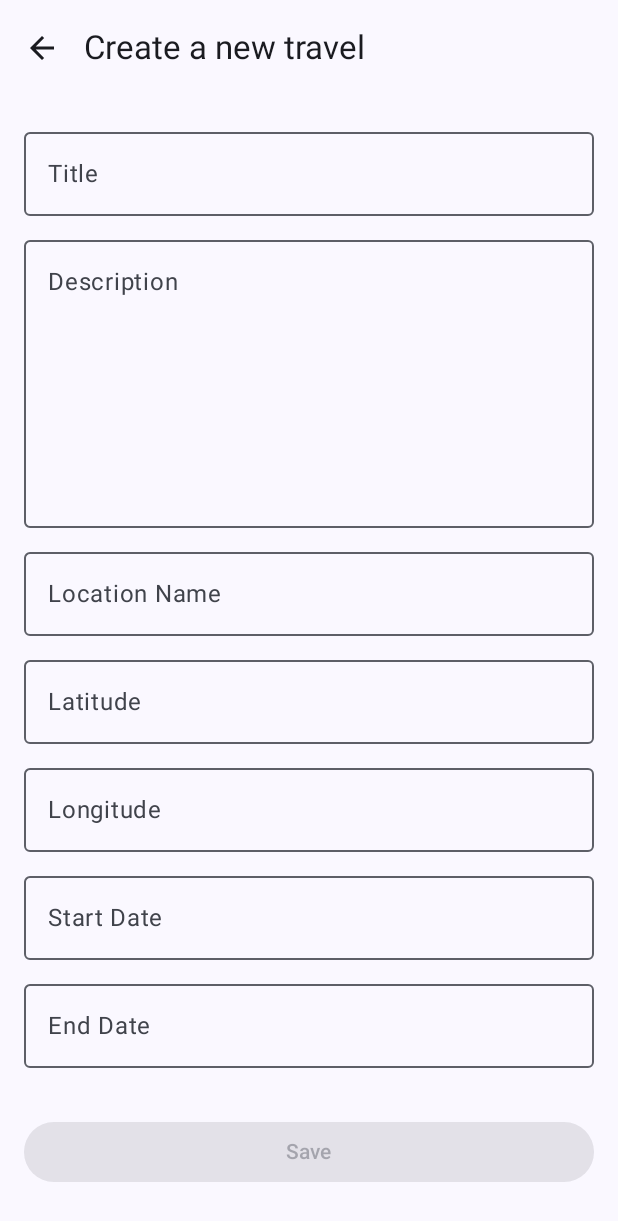
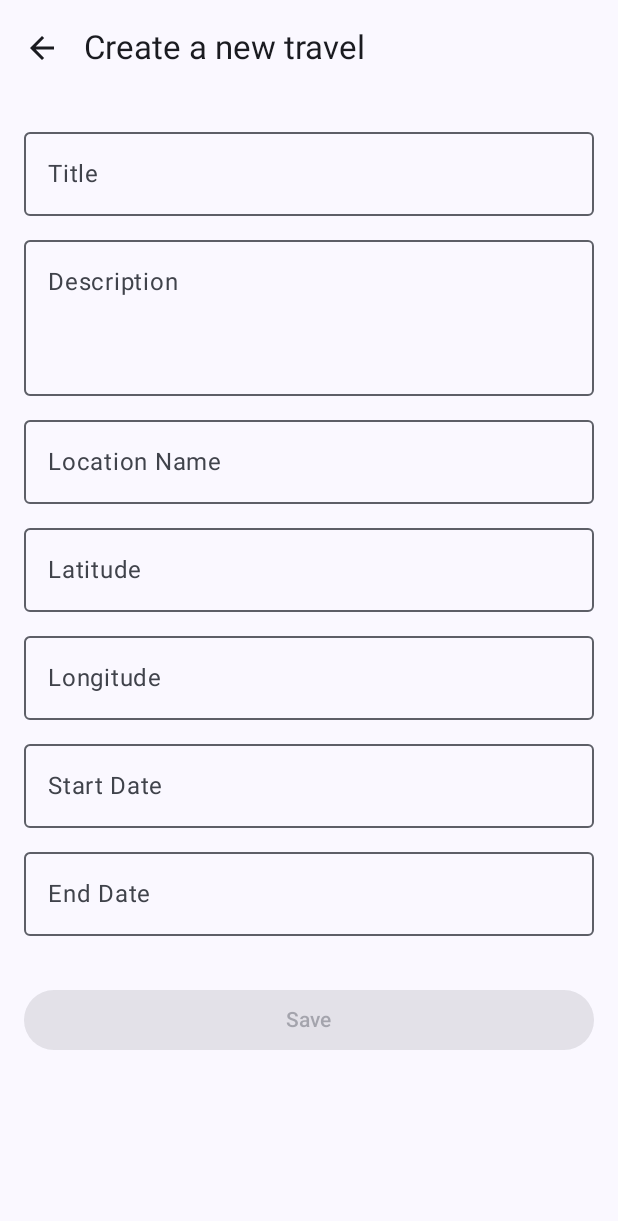
Before and after one commit to TravelPouch/travelpouch, an Android app built with Jetpack Compose: the screen it shows after launch (MainActivity), on a phone screen of 412 x 824 dp. Shown: the top 1221 px of the screen. Run offline under Robolectric (Android 15) with nearby library versions, the phone set to English and light mode, and no system bars; our stand-ins replace Firebase (no records; nobody signed in at launch, a user with empty details on screens opened directly).

Commit message:
feat: add scrollable layout

```diff
--- a/app/src/main/java/com/github/se/travelpouch/ui/overview/AddTravelScreen.kt
+++ b/app/src/main/java/com/github/se/travelpouch/ui/overview/AddTravelScreen.kt
@@ -10,6 +10,8 @@ import androidx.compose.foundation.layout.fillMaxSize
 import androidx.compose.foundation.layout.fillMaxWidth
 import androidx.compose.foundation.layout.height
 import androidx.compose.foundation.layout.padding
+import androidx.compose.foundation.rememberScrollState
+import androidx.compose.foundation.verticalScroll
 import androidx.compose.material.icons.Icons
 import androidx.compose.material.icons.automirrored.outlined.ArrowBack
 import androidx.compose.material3.Button
@@ -84,7 +86,11 @@ fun AddTravelScreen(
       },
       content = { paddingValues ->
         Column(
-            modifier = Modifier.fillMaxSize().padding(16.dp).padding(paddingValues),
+            modifier =
+                Modifier.fillMaxSize()
+                    .padding(16.dp)
+                    .padding(paddingValues)
+                    .verticalScroll(rememberScrollState()),
             verticalArrangement = Arrangement.spacedBy(8.dp)) {
               // Title Input
               OutlinedTextField(
@@ -100,8 +106,10 @@ fun AddTravelScreen(
                   onValueChange = { description = it },
                   label = { Text("Description") },
                   placeholder = { Text("Describe your travel") },
-                  modifier =
-                      Modifier.fillMaxWidth().height(200.dp).testTag("inputTravelDescription"))
+                  modifier = Modifier.fillMaxWidth().testTag("inputTravelDescription"),
+                  maxLines = 5, // Allow the text field to grow up to 5 lines
+                  minLines = 3 // Ensure the text field shows at least 3 lines
+                  )
 
               // Location Input
               // Location Name Input
```
